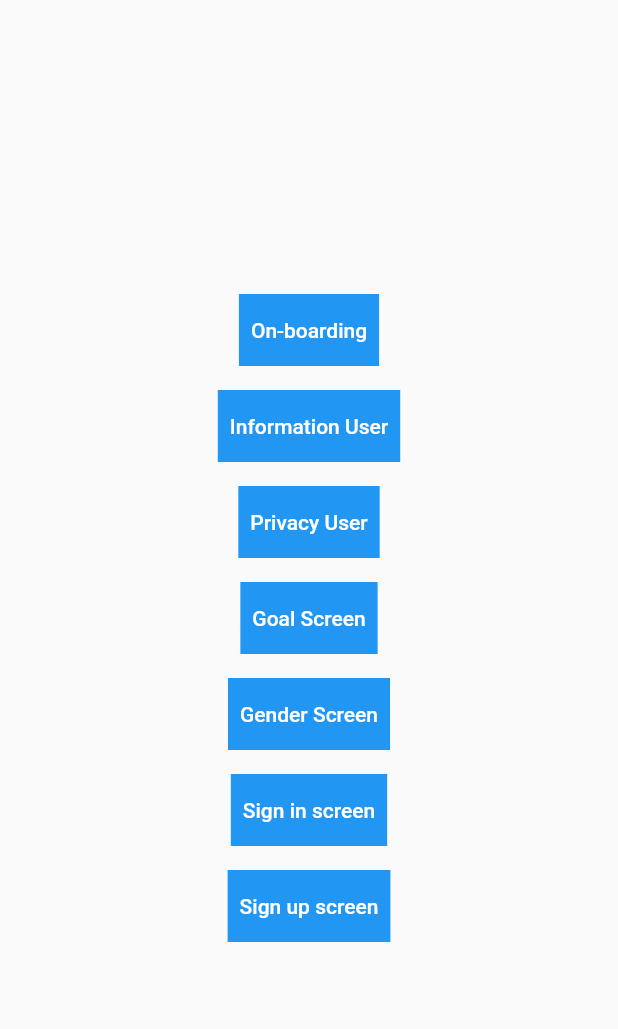
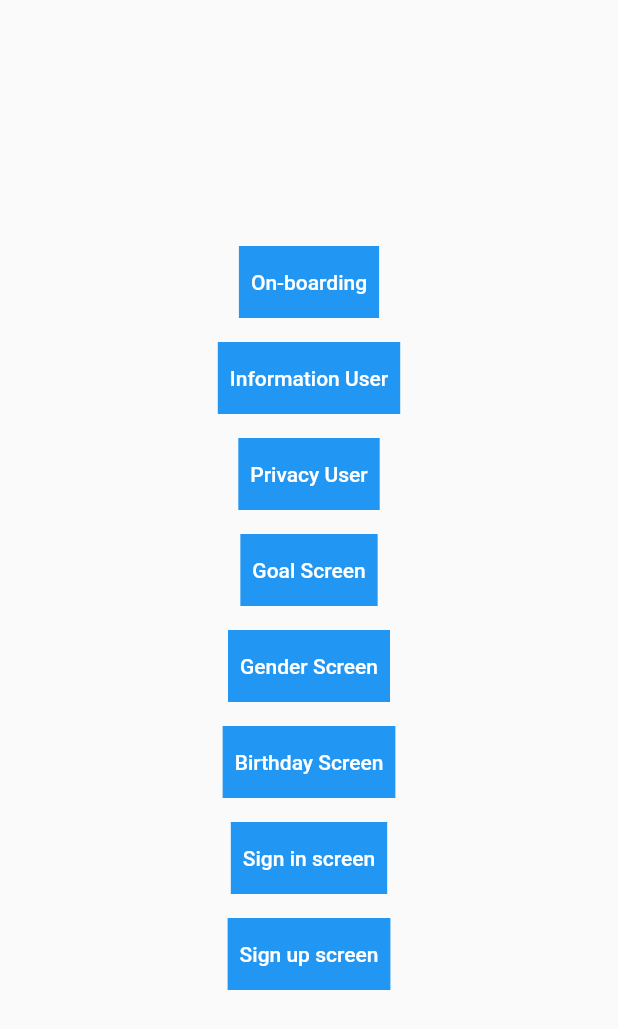
Before and after one commit to SonNguyen9720/plan_meal_app, a Flutter app: the screen it shows after launch, on a phone screen of 412 x 824 dp. Shown: the top 1029 px of the screen. Run offline on Flutter 3.47's test engine with Material 2 defaults, Android fonts, the phone set to English and light mode, and no system bars; our stand-ins replace bloc, carousel_slider, device_preview, equatable, flutter_bloc, flutter_secure_storage and 4 more; Roboto replaces fonts that are missing (Signika).

Commit message:
add birthday screen

```diff
--- a/lib/config/routes.dart
+++ b/lib/config/routes.dart
@@ -3,6 +3,8 @@
 import 'package:flutter/material.dart';
 import 'package:flutter_bloc/flutter_bloc.dart';
 import 'package:plan_meal_app/data/model/user.dart';
+import 'package:plan_meal_app/presentation/features/information_user/birthday/birthday_screen.dart';
+import 'package:plan_meal_app/presentation/features/information_user/birthday/cubit/birthday_cubit.dart';
 import 'package:plan_meal_app/presentation/features/information_user/gender/cubit/gender_cubit.dart';
 import 'package:plan_meal_app/presentation/features/information_user/gender/gender_screen.dart';
 import 'package:plan_meal_app/presentation/features/information_user/goal/bloc/goal_bloc.dart';
@@ -18,6 +20,7 @@ class PlanMealRoutes {
   static const informationUserPrivacy = 'informationUserPrivacy';
   static const informationUserGoal = 'informationUserGoal';
   static const informationUserGender = 'informationUserGender';
+  static const informationUserBirthday = 'informationUserBirthday';
   static const signIn = 'signIn';
   static const signUp = 'signUp';
 }
@@ -44,6 +47,13 @@ class Routers {
                   create: (context) => GenderCubit(),
                   child: GenderScreen(user: user),
                 ));
+      case PlanMealRoutes.informationUserBirthday:
+        var user = settings.arguments as User;
+        return MaterialPageRoute(
+            builder: (_) => BlocProvider<BirthdayCubit>(
+                  create: (context) => BirthdayCubit(),
+                  child: BirthdayScreen(user: user),
+                ));
       default:
         return MaterialPageRoute(
             builder: (_) => Scaffold(
--- /dev/null
+++ b/lib/presentation/features/information_user/birthday/cubit/birthday_cubit.dart
@@ -0,0 +1,21 @@
+import 'package:bloc/bloc.dart';
+import 'package:equatable/equatable.dart';
+import 'package:plan_meal_app/data/model/user.dart';
+import 'package:intl/intl.dart';
+
+part 'birthday_state.dart';
+
+class BirthdayCubit extends Cubit<BirthdayState> {
+  BirthdayCubit() : super(BirthdayInitial());
+
+  void onNavigateButtonPressed(String birthdayParam, User user) {
+    var inputFormat = DateFormat('dd/MM/yyyy');
+    try {
+      var birthday = inputFormat.parse(birthdayParam);
+      var newUser = user.copyWith(birthday: birthday);
+      emit(BirthdayStoraged(newUser));
+    } catch (e) {
+      emit(BirthdayError(e.toString()));
+    }
+  }
+}
--- a/lib/presentation/features/list_feature.dart
+++ b/lib/presentation/features/list_feature.dart
@@ -72,6 +72,23 @@ class ListFeatures extends StatelessWidget {
                   child: TextButton(
                       onPressed: () {
                         Navigator.of(context).pushNamed(
+                          PlanMealRoutes.informationUserBirthday,
+                          arguments: User(name: "Son"),
+                        );
+                      },
+                      child: const Text(
+                        "Birthday Screen",
+                        style: TextStyle(color: Colors.white),
+                      )),
+                ),
+              ),
+              Padding(
+                padding: const EdgeInsets.all(8.0),
+                child: Container(
+                  color: Colors.blue,
+                  child: TextButton(
+                      onPressed: () {
+                        Navigator.of(context).pushNamed(
                           PlanMealRoutes.signIn,
                         );
                       },
--- a/lib/presentation/widgets/independent/input_field.dart
+++ b/lib/presentation/widgets/independent/input_field.dart
@@ -63,7 +63,7 @@ class InputFieldState extends State<InputField> {
                   keyboardType: widget.keyboard,
                   obscureText: widget.isPassword,
                   decoration: InputDecoration(
-                    hintText: widget.hint != null ? widget.hint! : "",
+                    hintText: widget.hint ?? "",
                     hintStyle: GoogleFonts.inter(
                         fontSize: 16, fontWeight: FontWeight.w600),
                     border: InputBorder.none,
```
Also changed, not shown: lib/presentation/features/information_user/birthday/birthday_screen.dart (added, +101 -0 lines), lib/presentation/features/information_user/birthday/cubit/birthday_state.dart (added, +24 -0 lines).
